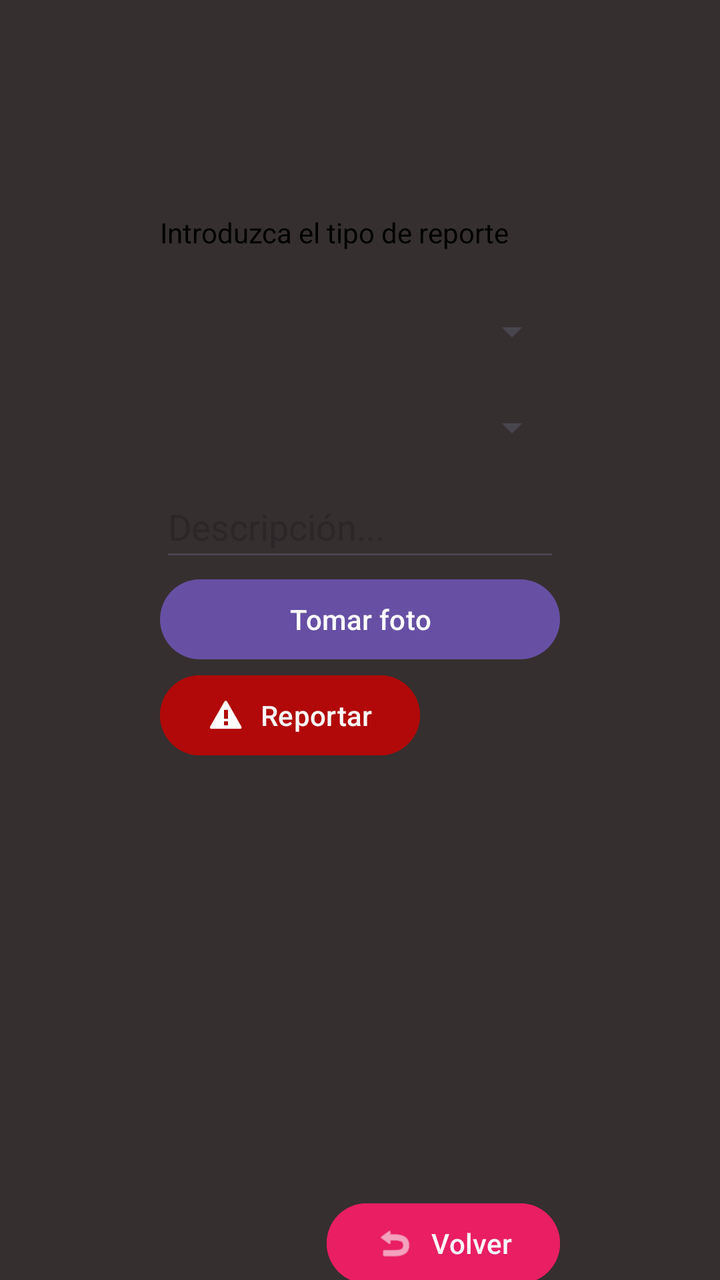
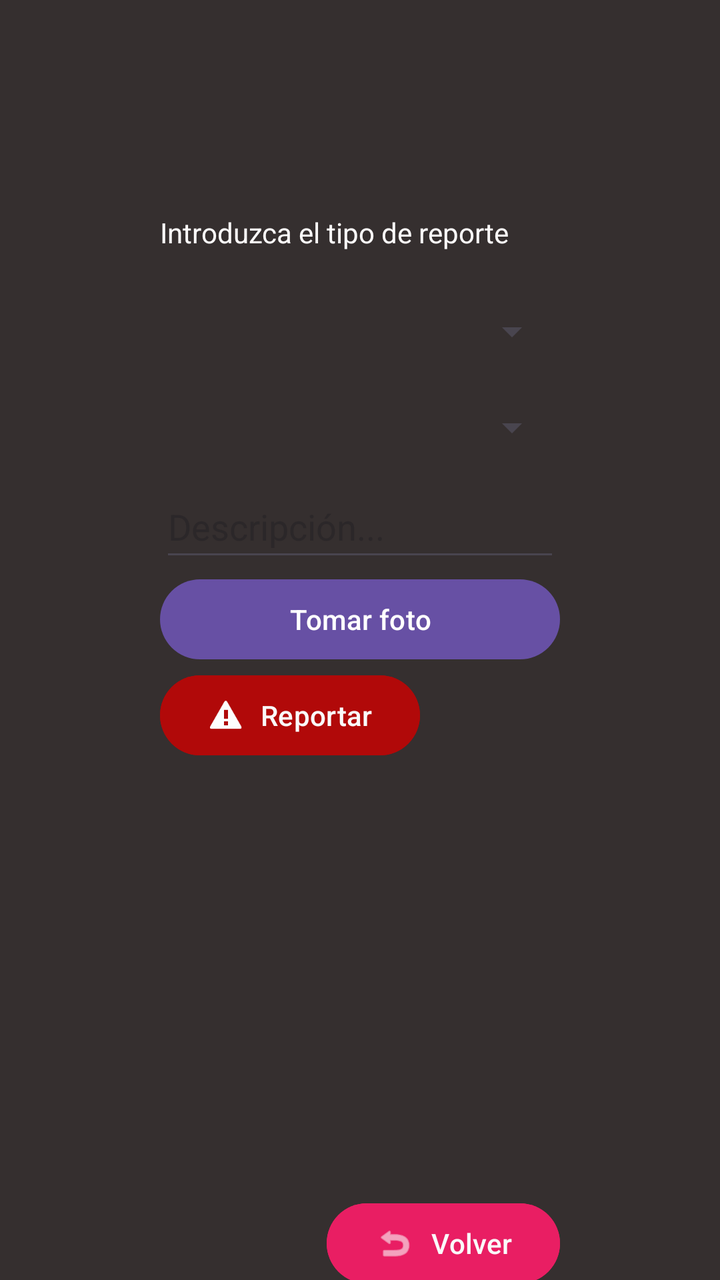

An Android layout rendered at two revisions. The XML below is the earlier revision; the diff shows what the commit changed to produce the second picture.
<!-- AndroidManifest.xml: application theme Theme.TestMapboxKotlin -->
<!-- res/layout/activity_add_record.xml -->
<?xml version="1.0" encoding="utf-8"?>
<androidx.constraintlayout.widget.ConstraintLayout xmlns:android="http://schemas.android.com/apk/res/android"
    xmlns:app="http://schemas.android.com/apk/res-auto"
    xmlns:tools="http://schemas.android.com/tools"
    android:layout_width="match_parent"
    android:layout_height="match_parent"
    android:background="#2E2B2B"
    android:backgroundTint="#352F2F">

    <LinearLayout
        android:layout_width="wrap_content"
        android:layout_height="wrap_content"
        android:layout_gravity="center"
        android:layout_marginStart="24dp"
        android:layout_marginTop="120dp"
        android:layout_marginEnd="24dp"
        android:layout_marginBottom="8dp"
        android:orientation="vertical"
        app:layout_constraintBottom_toBottomOf="parent"
        app:layout_constraintEnd_toEndOf="parent"
        app:layout_constraintStart_toStartOf="parent"
        app:layout_constraintTop_toTopOf="parent">

        <TextView
            android:id="@+id/textView"
            android:layout_width="wrap_content"
            android:layout_height="wrap_content"
            android:text="Introduzca el tipo de reporte"
            android:textColor="#000000"
            android:textColorHighlight="#000000" />

        <Spinner
            android:id="@+id/spinnerCategorias2"
            android:layout_width="match_parent"
            android:layout_height="wrap_content"
            android:layout_marginTop="16dp"
            android:minHeight="48dp" />

        <Spinner
            android:id="@+id/spinnerTiempoVida"
            android:layout_width="match_parent"
            android:layout_height="wrap_content"
            android:minHeight="48dp" />

        <EditText
            android:id="@+id/Tv_desc"
            android:layout_width="match_parent"
            android:layout_height="wrap_content"
            android:ems="10"
            android:hint="Descripción..."
            android:inputType="text"
            android:minHeight="48dp"
            android:textColor="#000000" />

        <Button
            android:id="@+id/btnSelectImage"
            android:layout_width="match_parent"
            android:layout_height="wrap_content"
            android:text="Tomar foto" />

        <Button
            android:id="@+id/edit_btn"
            android:layout_width="wrap_content"
            android:layout_height="wrap_content"
            android:backgroundTint="#B10909"
            android:text="Reportar"
            android:textColor="#FAFAFA"
            android:textColorHighlight="#FDFCFC"
            app:icon="@android:drawable/stat_sys_warning"
            app:iconTint="#FDFDFD" />

        <ImageView
            android:id="@+id/imageView"
            android:layout_width="200dp"
            android:layout_height="200dp"
            android:layout_marginTop="16dp"
            android:contentDescription="Vista previa de imagen"
            android:scaleType="centerCrop" />

        <LinearLayout
            android:layout_width="wrap_content"
            android:layout_height="wrap_content"
            android:layout_gravity="bottom|right"
            android:orientation="horizontal">

            <Button
                android:id="@+id/back_btn"
                android:layout_width="wrap_content"
                android:layout_height="wrap_content"
                android:layout_weight="1"
                android:backgroundTint="#E91E63"
                android:text="Volver"
                android:textColor="#FAFAFA"
                android:textColorHighlight="#FDFCFC"
                app:icon="@android:drawable/ic_menu_revert"
                app:iconSize="20dp"
                app:iconTint="#FAFAFA" />
        </LinearLayout>

    </LinearLayout>

</androidx.constraintlayout.widget.ConstraintLayout>
<!-- resources referenced by this layout -->
<resources>
  <style name="Theme.TestMapboxKotlin" parent="Base.Theme.TestMapboxKotlin" />
  <style name="Base.Theme.TestMapboxKotlin" parent="Theme.Material3.DayNight.NoActionBar">
          
          
      </style>
</resources>

<!-- the commit's change to res/layout/activity_add_record.xml (unified diff, before → after) -->
@@ -26,7 +26,7 @@
             android:layout_width="wrap_content"
             android:layout_height="wrap_content"
             android:text="Introduzca el tipo de reporte"
-            android:textColor="#000000"
+            android:textColor="#FDFBFB"
             android:textColorHighlight="#000000" />
 
         <Spinner
@@ -50,7 +50,7 @@
             android:hint="Descripción..."
             android:inputType="text"
             android:minHeight="48dp"
-            android:textColor="#000000" />
+            android:textColor="#FFFFFF" />
 
         <Button
             android:id="@+id/btnSelectImage"
